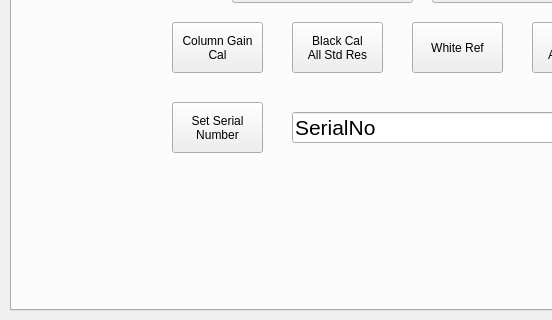
This is src/utilwindow.ui in krontech/chronos-cam-app as Qt 5 draws it before an edit; both pictures show x 0 to 552 and y 160 to 480 of the 800 by 480 pixel window. The edited form follows.
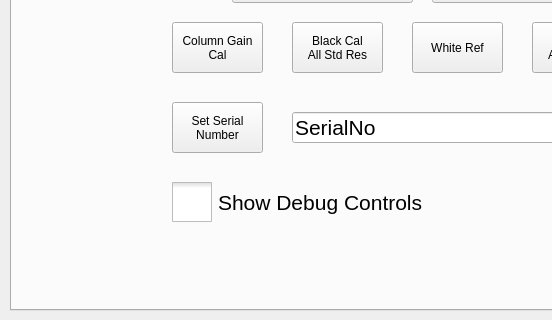
This is the edited form. Custom widgets are drawn as their Qt base class.

```diff
--- a/src/utilwindow.ui
+++ b/src/utilwindow.ui
@@ -1265,6 +1265,36 @@
       <string>Service password</string>
      </property>
     </widget>
+    <widget class="QCheckBox" name="chkShowDebugControls">
+     <property name="enabled">
+      <bool>true</bool>
+     </property>
+     <property name="geometry">
+      <rect>
+       <x>160</x>
+       <y>330</y>
+       <width>281</width>
+       <height>41</height>
+      </rect>
+     </property>
+     <property name="font">
+      <font>
+       <pointsize>16</pointsize>
+      </font>
+     </property>
+     <property name="styleSheet">
+      <string notr="true">QCheckBox::indicator {
+     width: 40px;
+     height: 40px;
+}</string>
+     </property>
+     <property name="text">
+      <string>Show Debug Controls</string>
+     </property>
+     <property name="tristate">
+      <bool>false</bool>
+     </property>
+    </widget>
     <widget class="QPushButton" name="cmdRevertCalData">
      <property name="geometry">
       <rect>
```
Left out of the diff: 1 changed line with no effect on the pictures.
